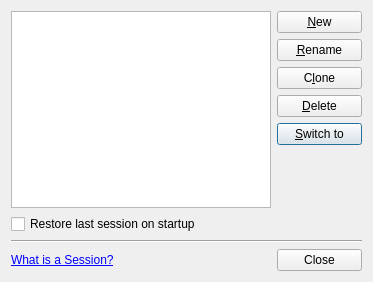
Before: the Qt Designer form src/plugins/projectexplorer/sessiondialog.ui in qt-creator/qt-creator, drawn with Qt 5.
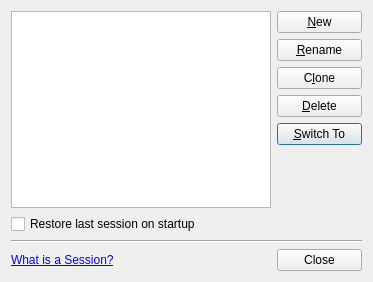
After: the same form once the commit is applied. Custom widgets are drawn as their Qt base class.

Commit message:
Sessions: Fix UI text according to the guidelines
https://doc.qt.io/qtcreator-extending/qtcreator-ui-text.html

Task-number: QTCREATORBUG-23683

The edit to the form file:
```diff
--- a/src/plugins/projectexplorer/sessiondialog.ui
+++ b/src/plugins/projectexplorer/sessiondialog.ui
@@ -63,7 +63,7 @@
      <item>
       <widget class="QPushButton" name="btSwitch">
        <property name="text">
-        <string>&amp;Switch to</string>
+        <string>&amp;Switch To</string>
        </property>
        <property name="default">
         <bool>true</bool>
```
The commit also changes 1 other file.
